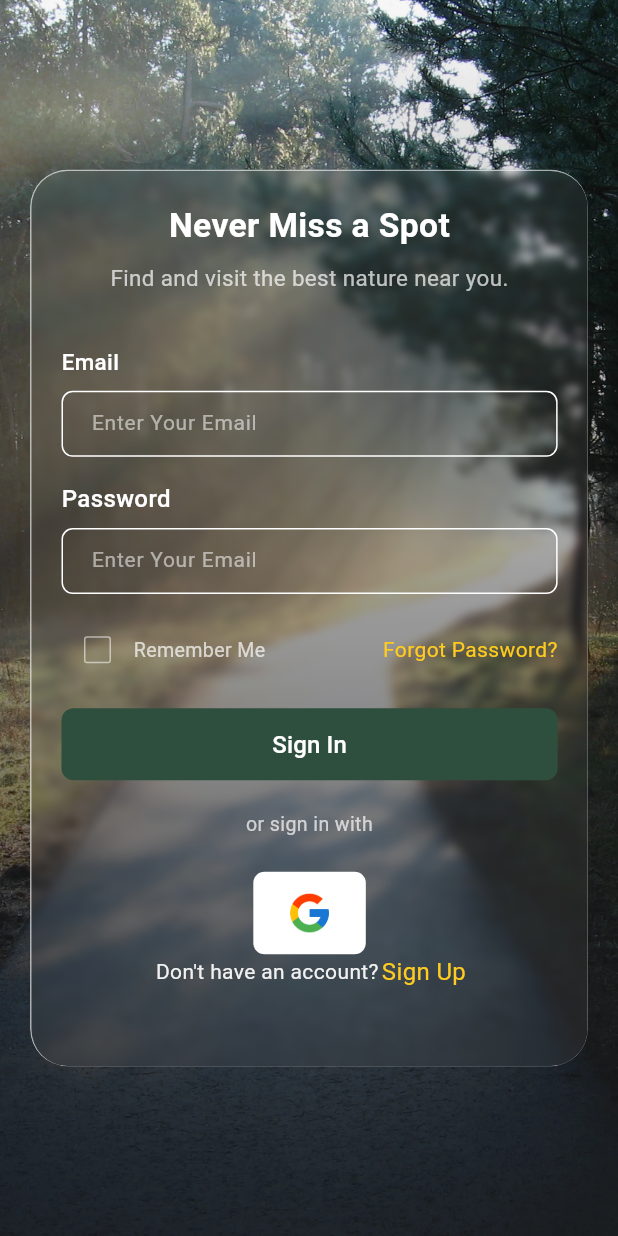
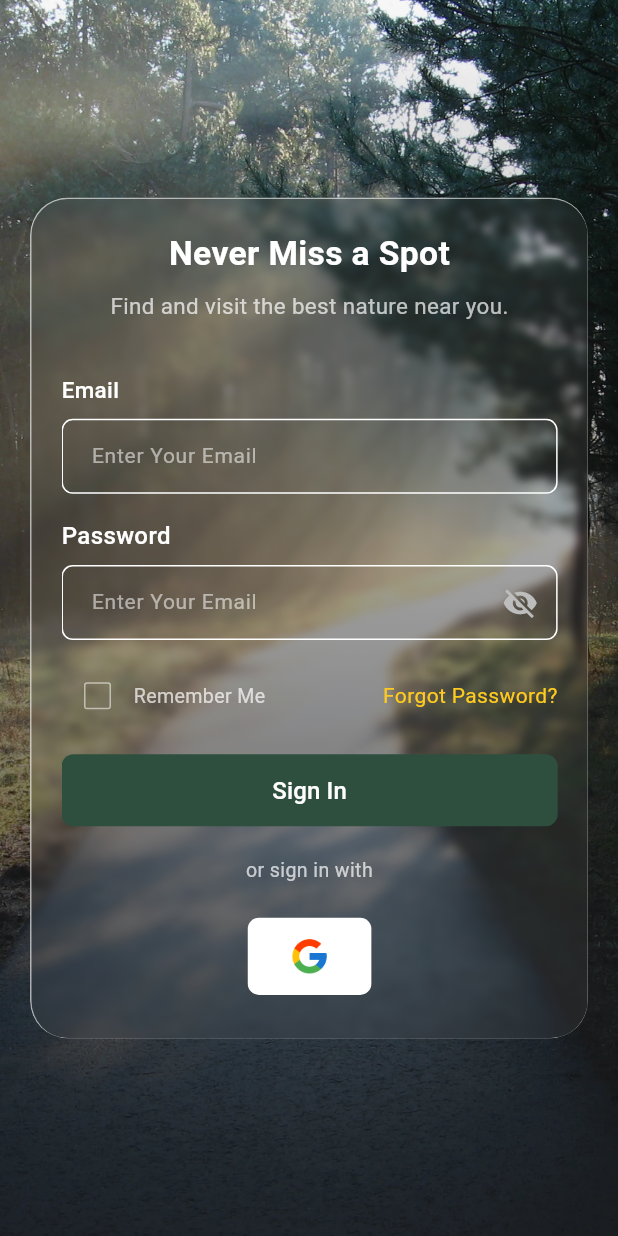
Before and after one commit to NahidAlamRahat/Zero-Signal, a Flutter app: the SignInAndRegistrationScreen screen opened by its route, after a tap on "Sign In", on a phone screen of 412 x 824 dp. Run offline on Flutter 3.47's test engine with Material 3 defaults, Android fonts, the phone set to English and light mode, and no system bars; our stand-ins replace device_preview, flutter_screenutil, get, google_nav_bar, pin_code_fields.

Commit message:
sign_in_and_registration_screen.dart, and sign_in_screen.dart issue fix

```diff
--- a/zero_signal/lib/screen/auth/sign_in_and_registration_screen/sign_in_and_registration_screen.dart
+++ b/zero_signal/lib/screen/auth/sign_in_and_registration_screen/sign_in_and_registration_screen.dart
@@ -34,7 +34,7 @@ class SignInAndRegistrationScreen extends StatelessWidget {
                 left: 16,
                 right: 16,
                 child: GlassEffact(
-                  height: 371.h,
+                  height: 280.h,
                   width: 390.w,
                   child: Column(
                     children: [
--- a/zero_signal/lib/screen/auth/sign_in_screen/sign_in_screen.dart
+++ b/zero_signal/lib/screen/auth/sign_in_screen/sign_in_screen.dart
@@ -14,6 +14,7 @@ import 'package:zero_signal/widget/text_field_widget/text_field_widget.dart';
 import 'package:zero_signal/widget/text_widget/text_widgets.dart';
 
 import '../../../routes/app_routes.dart';
+import '../../../widget/space_widget.dart';
 
 class SignInScreen extends StatefulWidget {
   const SignInScreen({super.key});
@@ -46,10 +47,12 @@ class _SignInScreenState extends State<SignInScreen> {
               child: SingleChildScrollView(
                 child: Center(
                   child: GlassEffact(
-                    height: 640.h,
+                    height: 600.h,
                     width: 390.w,
                     child: Padding(
                       padding: const EdgeInsets.only(left: 20, right: 20),
+                      child: SingleChildScrollView(
+                        child: IntrinsicHeight(
                           child: Column(
                             crossAxisAlignment: CrossAxisAlignment.start,
                             children: [
@@ -89,7 +92,6 @@ class _SignInScreenState extends State<SignInScreen> {
 
                               // Email TextField
                               TextFieldWidget(
-                            fieldHeight: 44,
                                 textColor: Colors.white,
                                 hintText: AppStrings.enterYourEmail,
                                 textStyle:TextStyle(fontSize: 14.sp) ,
@@ -115,7 +117,6 @@ class _SignInScreenState extends State<SignInScreen> {
 
                               // Password TextField
                             TextFieldWidget(
-                          fieldHeight: 44,
                               textColor: Colors.white,
                               hintText: AppStrings.enterYourEmail,
                               textStyle:TextStyle(fontSize: 14.sp) ,
@@ -126,6 +127,7 @@ class _SignInScreenState extends State<SignInScreen> {
                               borderRadius: 8.r,
                               borderWidth: 1.0,
                               keyboardType: TextInputType.emailAddress,
+                              suffixIcon: true,
                             ),
                                SizedBox(height: 12.w),
 
@@ -203,8 +205,8 @@ class _SignInScreenState extends State<SignInScreen> {
                                     // Handle Google sign in
                                   },
                                   child: Container(
-                                width: 75,
-                                height: 55,
+                                    width: 75.w,
+                                    height: 55.h,
                                     padding: EdgeInsets.all(12),
                                     decoration: BoxDecoration(
                                       color: Colors.white,
@@ -218,7 +220,7 @@ class _SignInScreenState extends State<SignInScreen> {
                                   ),
                                 ),
                               ),
-
+                              SpaceWidget(spaceHeight: 28,),
                               // Sign Up Link
                               Center(
                                 child: Row(
@@ -245,8 +247,10 @@ class _SignInScreenState extends State<SignInScreen> {
                                   ],
                                 ),
                               ),
-
+                              SpaceWidget(spaceHeight: 28,),
                             ],
+                          ),
+                        ),
                       ),
                     ),
                   ),
--- a/zero_signal/lib/screen/onboarding_screen/onboarding_screen.dart
+++ b/zero_signal/lib/screen/onboarding_screen/onboarding_screen.dart
@@ -17,7 +17,7 @@ class OnboardingScreen extends StatelessWidget {
 
     SystemChrome.setSystemUIOverlayStyle(
       const SystemUiOverlayStyle(
-        statusBarColor: Colors.transparent,
+        statusBarColor: Colors.white,
         statusBarIconBrightness: Brightness.light,
         statusBarBrightness: Brightness.dark,
       ),
```
Lines whose indentation alone changed are shown as unchanged.
